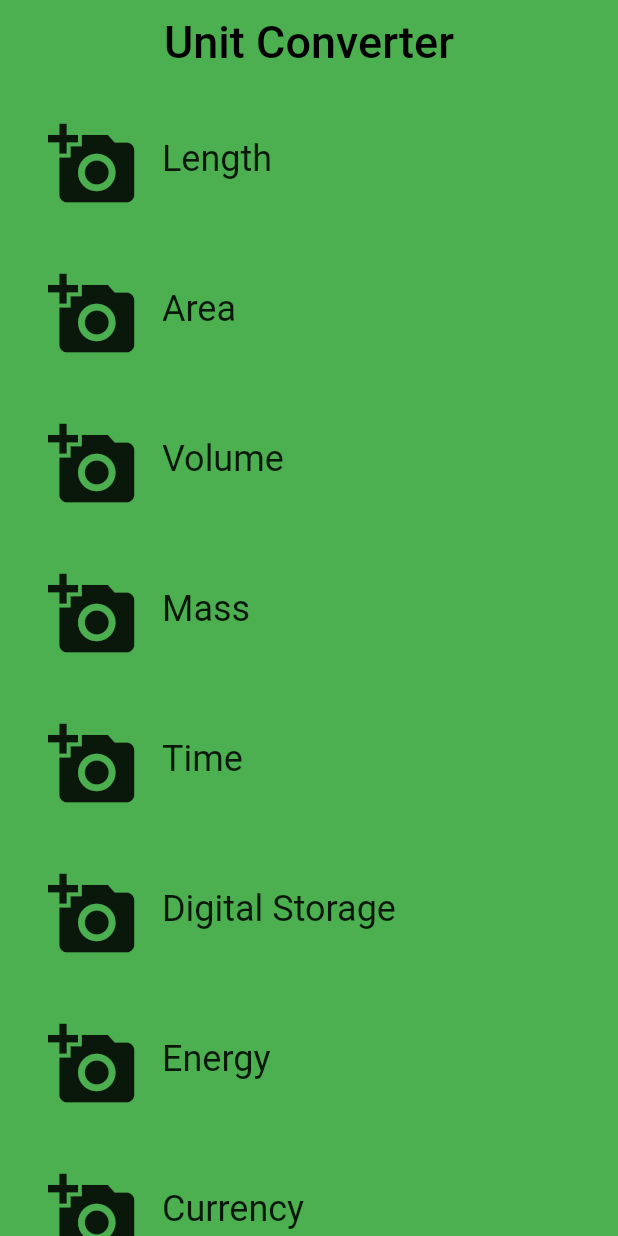
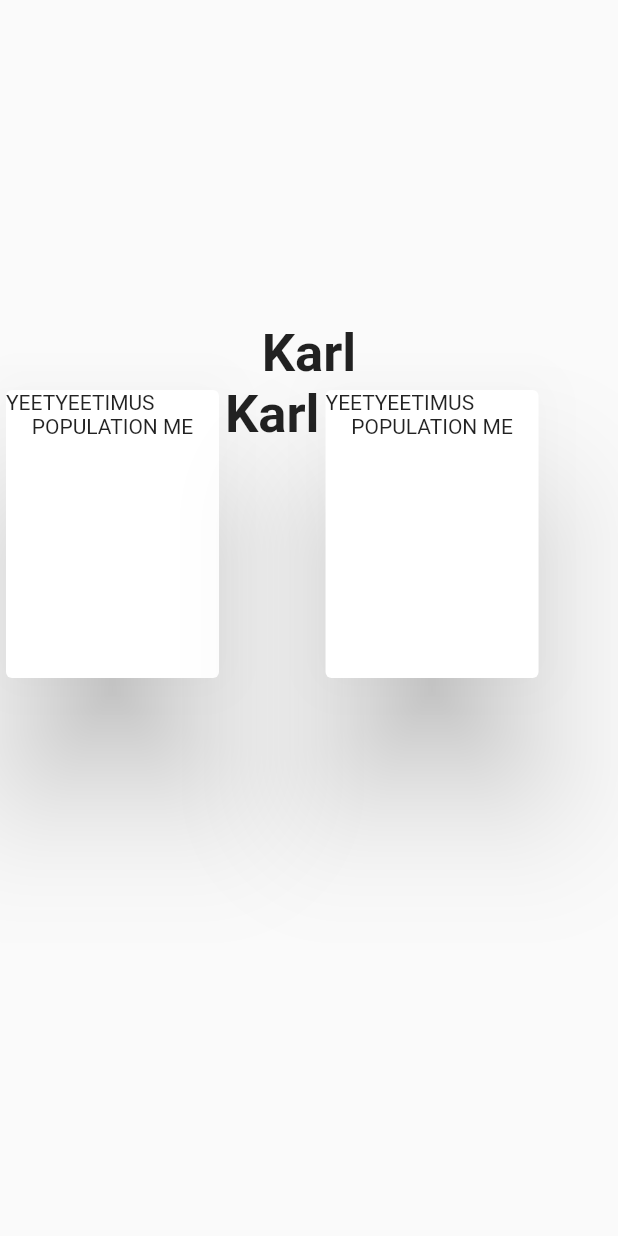
Before and after one commit to karlcode/SplitCity, a Flutter app: the screen it shows after launch, on a phone screen of 412 x 824 dp. Run offline on Flutter 3.47's test engine with Material 2 defaults, Android fonts, the phone set to English and light mode, and no system bars.

Commit message:
Playing around with Flutter

```diff
--- a/lib/components/category.dart
+++ /dev/null
@@ -1,122 +0,0 @@
-// Copyright 2018 The Chromium Authors. All rights reserved.
-// Use of this source code is governed by a BSD-style license that can be
-// found in the LICENSE file.
-
-// To keep your imports tidy, follow the ordering guidelines at
-// https://www.dartlang.org/guides/language/effective-dart/style#ordering
-import 'package:flutter/material.dart';
-// @required is defined in the meta.dart package
-import 'package:meta/meta.dart';
-
-import 'package:myapp/components/converter_route.dart';
-import 'package:myapp/components/unit.dart';
-
-// We use an underscore to indicate that these variables are private.
-// See https://www.dartlang.org/guides/language/effective-dart/design#libraries
-final _rowHeight = 100.0;
-final _borderRadius = BorderRadius.circular(_rowHeight / 2);
-
-/// A custom [Category] widget.
-///
-/// The widget is composed on an [Icon] and [Text]. Tapping on the widget shows
-/// a colored [InkWell] animation.
-class Category extends StatelessWidget {
-  final String name;
-  final ColorSwatch color;
-  final IconData iconLocation;
-  final List<Unit> units;
-
-  /// Creates a [Category].
-  ///
-  /// A [Category] saves the name of the Category (e.g. 'Length'), its color for
-  /// the UI, and the icon that represents it (e.g. a ruler).
-  // While the @required checks for whether a named parameter is passed in,
-  // it doesn't check whether the object passed in is null. We check that
-  // in the assert statement.
-  const Category({
-    Key key,
-    @required this.name,
-    @required this.color,
-    @required this.iconLocation,
-    @required this.units,
-  })  : assert(name != null),
-        assert(color != null),
-        assert(iconLocation != null),
-        assert(units != null),
-        super(key: key);
-
-  /// Navigates to the [ConverterRoute].
-  void _navigateToConverter(BuildContext context) {
-    Navigator.of(context).push(MaterialPageRoute<Null>(
-      builder: (BuildContext context) {
-        return Scaffold(
-          appBar: AppBar(
-            elevation: 1.0,
-            title: Text(
-              name,
-              style: Theme.of(context).textTheme.display1,
-            ),
-            centerTitle: true,
-            backgroundColor: color,
-          ),
-          body: ConverterRoute(
-            color: color,
-            name: name,
-            units: units,
-          ),
-        );
-      },
-    ));
-  }
-
-  /// Builds a custom widget that shows [Category] information.
-  ///
-  /// This information includes the icon, name, and color for the [Category].
-  @override
-  // This `context` parameter describes the location of this widget in the
-  // widget tree. It can be used for obtaining Theme data from the nearest
-  // Theme ancestor in the tree. Below, we obtain the display1 text theme.
-  // See https://docs.flutter.io/flutter/material/Theme-class.html
-  Widget build(BuildContext context) {
-    return Material(
-      color: Colors.transparent,
-      child: Container(
-        height: _rowHeight,
-        child: InkWell(
-          borderRadius: _borderRadius,
-          highlightColor: color,
-          splashColor: color,
-          // We can use either the () => function() or the () { function(); }
-          // syntax.
-          onTap: () => _navigateToConverter(context),
-          child: Padding(
-            padding: EdgeInsets.all(8.0),
-            child: Row(
-              crossAxisAlignment: CrossAxisAlignment.stretch,
-              // There are two ways to denote a list: `[]` and `List()`.
-              // Prefer to use the literal syntax, i.e. `[]`, instead of `List()`.
-              // You can add the type argument if you'd like, i.e. <Widget>[].
-              // See https://www.dartlang.org/guides/language/effective-dart/usage#do-use-collection-literals-when-possible
-              children: [
-                Padding(
-                  padding: EdgeInsets.all(16.0),
-                  child: Icon(
-                    iconLocation,
-                    size: 60.0,
-                  ),
-                ),
-                Center(
-                  child: Text(
-                    name,
-                    textAlign: TextAlign.center,
-                    style: Theme.of(context).textTheme.headline,
-                  ),
-                ),
-              ],
-            ),
-          ),
-        ),
-      ),
-    );
-  }
-}
--- a/lib/components/converter_route.dart
+++ /dev/null
@@ -1,67 +0,0 @@
-// Copyright 2018 The Chromium Authors. All rights reserved.
-// Use of this source code is governed by a BSD-style license that can be
-// found in the LICENSE file.
-
-import 'package:flutter/material.dart';
-import 'package:meta/meta.dart';
-
-import 'package:myapp/components/unit.dart';
-
-/// Converter screen where users can input amounts to convert.
-///
-/// Currently, it just displays a list of mock units.
-///
-/// While it is named ConverterRoute, a more apt name would be ConverterScreen,
-/// because it is responsible for the UI at the route's destination.
-// TODO: Make ConverterRoute a StatefulWidget
-class ConverterRoute extends StatelessWidget {
-  /// This [Category]'s name.
-  final String name;
-
-  /// Color for this [Category].
-  final Color color;
-
-  /// Units for this [Category].
-  final List<Unit> units;
-
-  /// This [ConverterRoute] requires the name, color, and units to not be null.
-  const ConverterRoute({
-    @required this.name,
-    @required this.color,
-    @required this.units,
-  })  : assert(name != null),
-        assert(color != null),
-        assert(units != null);
-
-  // TODO: Create State object for the ConverterRoute
-
-  @override
-  Widget build(BuildContext context) {
-    // Here is just a placeholder for a list of mock units
-    // TODO: Once the build() function is inside the State object,
-    // you'll have to reference this using `widget.units`
-    final unitWidgets = units.map((Unit unit) {
-      return Container(
-        color: color,
-        margin: EdgeInsets.all(8.0),
-        padding: EdgeInsets.all(16.0),
-        child: Column(
-          children: <Widget>[
-            Text(
-              unit.name,
-              style: Theme.of(context).textTheme.headline,
-            ),
-            Text(
-              'Conversion: ${unit.conversion}',
-              style: Theme.of(context).textTheme.subhead,
-            ),
-          ],
-        ),
-      );
-    }).toList();
-
-    return ListView(
-      children: unitWidgets,
-    );
-  }
-}
--- a/lib/components/home_page.dart
+++ b/lib/components/home_page.dart
@@ -4,10 +4,6 @@
 
 import 'package:flutter/material.dart';
 
-import 'package:myapp/components/category.dart';
-import 'package:myapp/components/unit.dart';
-
-final _backgroundColor = Colors.green;
 
 /// Category Route (screen).
 ///
@@ -29,99 +25,59 @@ final _backgroundColor = Colors.green;
 // }
 
 class HomePage extends StatelessWidget {
-  // final String color;
-  // const CategoryRoute({
-  //   this.color
-  // });
-
-  // TODO: Create State object for the CategoryRoute
-
-  // @override
-  // createState() => _CategoryRouteState();
-
-  static const _categoryNames = <String>[
-    'Length',
-    'Area',
-    'Volume',
-    'Mass',
-    'Time',
-    'Digital Storage',
-    'Energy',
-    'Currency',
-  ];
-
-  static const _baseColors = <Color>[
-    Colors.teal,
-    Colors.amberAccent,
-    Colors.pinkAccent,
-    Colors.blueAccent,
-    Colors.yellow,
-    Colors.greenAccent,
-    Colors.purpleAccent,
-    Colors.blue,
-  ];
-
-  /// Makes the correct number of rows for the list view.
-  ///
-  /// For portrait, we use a [ListView].
-  Widget _buildCategoryWidgets(List<Widget> categories) {
-    return ListView.builder(
-      itemBuilder: (BuildContext context, int index) => categories[index],
-      itemCount: categories.length,
+  Widget createText() {
+    return Text(
+      "Karl",
+      style: TextStyle(fontWeight: FontWeight.bold, fontSize: 35),
     );
   }
 
-  /// Returns a list of mock [Unit]s.
-  List<Unit> _retrieveUnitList(String categoryName) {
-    return List.generate(10, (int i) {
-      i += 1;
-      return Unit(
-        name: '$categoryName Unit $i',
-        conversion: i.toDouble(),
-      );
-    });
+  Widget createList() {
+    return Container(
+      height: 200,
+      child: ListView(
+        scrollDirection: Axis.horizontal,
+        children: <Widget>[
+          createCard(),
+          createText(),
+          createCard()
+        ],
+      ),
+    );
+  }
+
+  Widget createCard() {
+    return SizedBox(
+        width: 150,
+        height: 150,
+        child: Card(
+          elevation: 40,
+          child: Column(
+            children: <Widget>[
+              Row(
+                children: <Widget>[Text("YEET"), Text("YEETIMUS")],
+              ),
+              Text("POPULATION ME")
+            ],
+          ),
+        ));
   }
 
   @override
   Widget build(BuildContext context) {
-    // TODO: Instead of re-creating a list of Categorieas in every build(),
-    // save this as a variable inside the State object and create
-    // the list at initialization (in initState()).
-    // This way, you also don't have to pass in the list of categories to
-    // _buildCategoryWidgets()
-    final categories = <Category>[];
-
-    for (var i = 0; i < _categoryNames.length; i++) {
-      categories.add(Category(
-        name: _categoryNames[i],
-        color: _baseColors[i],
-        iconLocation: Icons.add_a_photo,
-        units: _retrieveUnitList(_categoryNames[i]),
-      ));
-    }
-
-    final listView = Container(
-      color: _backgroundColor,
-      padding: EdgeInsets.symmetric(horizontal: 8.0),
-      child: _buildCategoryWidgets(categories),
-    );
-
-    final appBar = AppBar(
-      elevation: 0,
-      title: Text(
-        'Unit Converter',
-        style: TextStyle(
-          color: Colors.black,
-          fontSize: 30.0,
-        ),
-      ),
-      centerTitle: true,
-      backgroundColor: _backgroundColor,
-    );
-
     return Scaffold(
-      appBar: appBar,
-      body: listView,
-    );
+        body: Column(
+      children: <Widget>[
+        AnimatedContainer(
+            width: 100,
+            height: 100,
+            color: Color.fromARGB(0, 150, 150, 150),
+            duration: Duration(seconds: 1),
+            curve: Curves.fastOutSlowIn,
+            margin: EdgeInsets.only(left: 15, top: 115)),
+        createText(),
+        createList()
+      ],
+    ));
   }
 }
--- a/lib/components/unit.dart
+++ /dev/null
@@ -1,27 +0,0 @@
-// Copyright 2018 The Chromium Authors. All rights reserved.
-// Use of this source code is governed by a BSD-style license that can be
-// found in the LICENSE file.
-
-import 'package:meta/meta.dart';
-
-/// Information about a [Unit].
-class Unit {
-  final String name;
-  final double conversion;
-
-  /// A [Unit] stores its name and conversion factor.
-  ///
-  /// An example would be 'Meter' and '1.0'.
-  const Unit({
-    @required this.name,
-    @required this.conversion,
-  })  : assert(name != null),
-        assert(conversion != null);
-
-  /// Creates a [Unit] from a JSON object.
-  Unit.fromJson(Map jsonMap)
-      : assert(jsonMap['name'] != null),
-        assert(jsonMap['conversion'] != null),
-        name = jsonMap['name'],
-        conversion = jsonMap['conversion'].toDouble();
-}
--- /dev/null
+++ b/lib/screens/first_screen.dart
@@ -0,0 +1 @@
+import 'package:flutter/material.dart';
```
